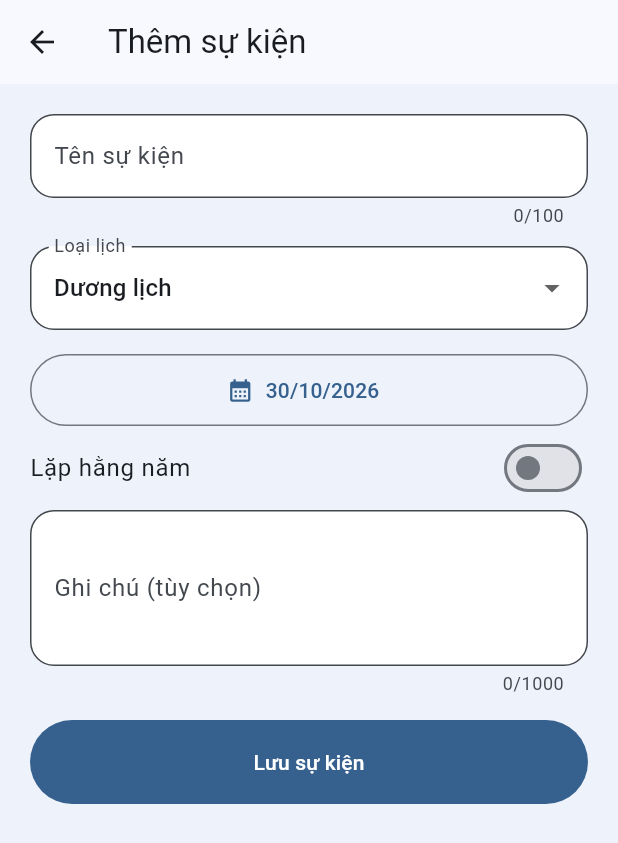
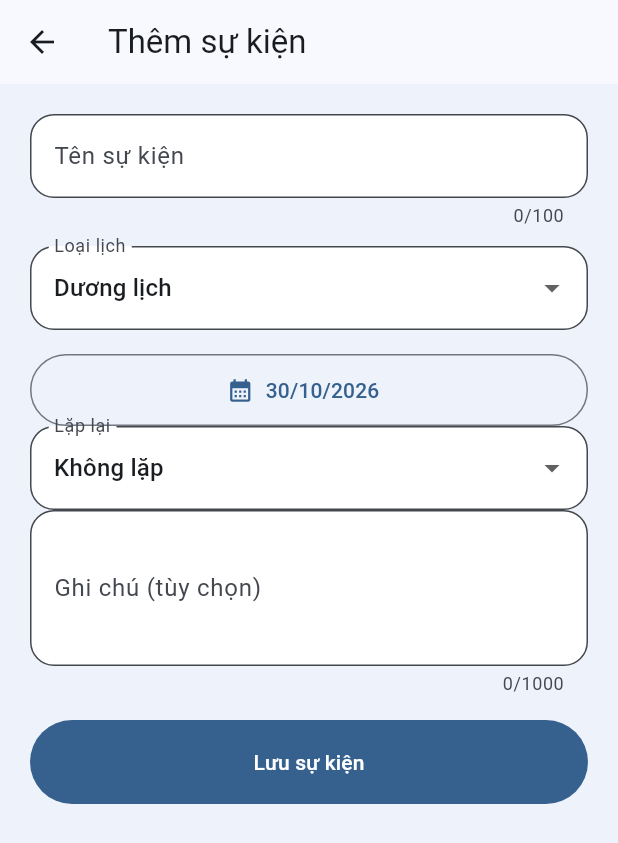
Before and after one commit to ThanhTaxiXanh/ThanhTaxiXanh_98G-001.07, a Flutter app: the EventsScreen screen opened directly, after a tap on "Thêm sự kiện", on a phone screen of 412 x 824 dp. Shown: the top 843 px of the screen. Run offline on Flutter 3.47's test engine with Material 3 defaults, Android fonts, the phone set to English and light mode, and no system bars; our stand-ins replace diacritic, flutter_riverpod, image_picker, pretty_qr_code, sqflite; accounts and stored records are empty.

Commit message:
feat: add event countdowns and default Vietnamese observances

```diff
--- a/lib/features/calendar/domain/calendar_event.dart
+++ b/lib/features/calendar/domain/calendar_event.dart
@@ -15,6 +15,7 @@ class CalendarEvent {
     this.calendar = EventCalendar.solar,
     this.leap = false,
     this.yearly = false,
+    this.monthly = false,
   });
 
   final String id;
@@ -26,6 +27,7 @@ class CalendarEvent {
   final EventCalendar calendar;
   final bool leap;
   final bool yearly;
+  final bool monthly;
 
   DateTime? _dateForYear(int eventYear, LunarCalendar lunar) {
     if (calendar == EventCalendar.lunar) {
@@ -44,6 +46,7 @@ class CalendarEvent {
         notes.length > 1000 ||
         year < 1900 ||
         year > 2099 ||
+        (monthly && (yearly || leap)) ||
         (calendar == EventCalendar.solar && leap) ||
         _dateForYear(year, lunar) == null) {
       throw ArgumentError('Invalid event or calendar date.');
@@ -54,6 +57,22 @@ class CalendarEvent {
   /// Feb 29 and lunar leap months recur only in years containing that date.
   DateTime? nextOnOrAfter(DateTime today, LunarCalendar lunar) {
     final start = DateTime.utc(today.year, today.month, today.day);
+    if (monthly) {
+      final first = _dateForYear(year, lunar);
+      if (first == null) return null;
+      var candidate = first.isAfter(start) ? first : start;
+      final end = candidate.add(const Duration(days: 366));
+      while (candidate.isBefore(end) && candidate.year <= 2099) {
+        final candidateDay = calendar == EventCalendar.solar
+            ? candidate.day
+            : lunar
+                  .solarToLunar(candidate.day, candidate.month, candidate.year)
+                  .day;
+        if (candidateDay == day) return candidate;
+        candidate = candidate.add(const Duration(days: 1));
+      }
+      return null;
+    }
     if (!yearly) {
       final date = _dateForYear(year, lunar);
       return date != null && !date.isBefore(start) ? date : null;
@@ -68,13 +87,48 @@ class CalendarEvent {
 
   String get dateLabel =>
       '${calendar == EventCalendar.lunar ? 'Âm lịch' : 'Dương lịch'} '
-      '$day/$month${leap ? ' nhuận' : ''}${yearly ? ' · Hằng năm' : '/$year'}';
+      '${monthly ? 'ngày $day · Hằng tháng' : '$day/$month${leap ? ' nhuận' : ''}${yearly ? ' · Hằng năm' : '/$year'}'}';
 }
 
 class EventOccurrence {
   const EventOccurrence(this.event, this.date);
   final CalendarEvent event;
   final DateTime date;
+
+  int daysUntil(DateTime today) => DateTime.utc(
+    date.year,
+    date.month,
+    date.day,
+  ).difference(DateTime.utc(today.year, today.month, today.day)).inDays;
+
+  String countdown(DateTime today) {
+    final days = daysUntil(today);
+    return days == 0
+        ? 'Hôm nay'
+        : days == 1
+        ? 'Còn 1 ngày'
+        : 'Còn $days ngày';
+  }
+
+  String get solarLabel =>
+      '${date.day.toString().padLeft(2, '0')}/'
+      '${date.month.toString().padLeft(2, '0')}/${date.year}';
+
+  String lunarLabel(LunarCalendar calendar) {
+    final lunar = calendar.solarToLunar(date.day, date.month, date.year);
+    return '${lunar.day}/${lunar.month}${lunar.leap ? ' nhuận' : ''} (Âm lịch)';
+  }
+
+  String title(LunarCalendar calendar) {
+    if (event.monthly &&
+        event.calendar == EventCalendar.lunar &&
+        ((event.id == 'default-lunar-first' && event.title == 'Ngày mùng 1') ||
+            (event.id == 'default-lunar-full' && event.title == 'Ngày rằm'))) {
+      final lunar = calendar.solarToLunar(date.day, date.month, date.year);
+      return '${event.title} tháng ${lunar.month}${lunar.leap ? ' nhuận' : ''}';
+    }
+    return event.title;
+  }
 }
 
 abstract interface class EventRepository {
--- /dev/null
+++ b/lib/features/calendar/presentation/event_countdown.dart
@@ -0,0 +1,39 @@
+import 'package:flutter/material.dart';
+
+import '../domain/calendar_event.dart';
+import '../domain/lunar_calendar.dart';
+
+class EventCountdown extends StatelessWidget {
+  const EventCountdown({
+    required this.occurrence,
+    required this.today,
+    required this.calendar,
+    super.key,
+  });
+
+  final EventOccurrence occurrence;
+  final DateTime today;
+  final LunarCalendar calendar;
+
+  @override
+  Widget build(BuildContext context) => Column(
+    crossAxisAlignment: CrossAxisAlignment.start,
+    children: [
+      Text(
+        occurrence.countdown(today),
+        style: TextStyle(
+          color: Theme.of(context).colorScheme.primary,
+          fontWeight: FontWeight.bold,
+        ),
+      ),
+      Wrap(
+        spacing: 12,
+        runSpacing: 4,
+        children: [
+          Text(occurrence.solarLabel),
+          Text(occurrence.lunarLabel(calendar)),
+        ],
+      ),
+    ],
+  );
+}
--- a/lib/features/calendar/presentation/event_editor_screen.dart
+++ b/lib/features/calendar/presentation/event_editor_screen.dart
@@ -24,6 +24,7 @@ class _EventEditorScreenState extends ConsumerState<EventEditorScreen> {
   late EventCalendar _calendar;
   bool _leap = false;
   bool _yearly = false;
+  bool _monthly = false;
   bool _saving = false;
   String? _error;
 
@@ -40,6 +41,7 @@ class _EventEditorScreenState extends ConsumerState<EventEditorScreen> {
     _calendar = event?.calendar ?? EventCalendar.solar;
     _leap = event?.leap ?? false;
     _yearly = event?.yearly ?? false;
+    _monthly = event?.monthly ?? false;
   }
 
   @override
@@ -117,6 +119,7 @@ class _EventEditorScreenState extends ConsumerState<EventEditorScreen> {
       calendar: _calendar,
       leap: _leap,
       yearly: _yearly,
+      monthly: _monthly,
     );
     try {
       event.validate(ref.read(lunarCalendarProvider));
@@ -260,7 +263,7 @@ class _EventEditorScreenState extends ConsumerState<EventEditorScreen> {
                         title: const Text('Tháng nhuận'),
                         contentPadding: EdgeInsets.zero,
                         value: _leap,
-                        onChanged: _saving
+                        onChanged: _saving || _monthly
                             ? null
                             : (v) => setState(() => _leap = v!),
                       ),
@@ -270,15 +273,44 @@ class _EventEditorScreenState extends ConsumerState<EventEditorScreen> {
                             : 'Dương lịch: ${date.day}/${date.month}/${date.year}',
                       ),
                     ],
-                    SwitchListTile(
-                      key: const Key('event-yearly'),
-                      contentPadding: EdgeInsets.zero,
-                      title: const Text('Lặp hằng năm'),
-                      value: _yearly,
+                    DropdownButtonFormField<String>(
+                      key: const Key('event-repeat'),
+                      initialValue: _monthly
+                          ? 'monthly'
+                          : _yearly
+                          ? 'yearly'
+                          : 'none',
+                      decoration: const InputDecoration(labelText: 'Lặp lại'),
+                      items: const [
+                        DropdownMenuItem(
+                          value: 'none',
+                          child: Text('Không lặp'),
+                        ),
+                        DropdownMenuItem(
+                          value: 'monthly',
+                          child: Text('Hằng tháng'),
+                        ),
+                        DropdownMenuItem(
+                          value: 'yearly',
+                          child: Text('Hằng năm'),
+                        ),
+                      ],
                       onChanged: _saving
                           ? null
-                          : (v) => setState(() => _yearly = v),
+                          : (value) => setState(() {
+                              _monthly = value == 'monthly';
+                              _yearly = value == 'yearly';
+                              if (_monthly) _leap = false;
+                            }),
                     ),
+                    if (_monthly)
+                      const Padding(
+                        padding: EdgeInsets.symmetric(vertical: 12),
+                        child: Text(
+                          'Lặp theo ngày đã chọn trong mỗi tháng, kể cả tháng âm nhuận. '
+                          'Tháng không có ngày đó được bỏ qua.',
+                        ),
+                      ),
                     if (_yearly)
                       const Padding(
                         padding: EdgeInsets.only(bottom: 16),
--- a/lib/features/calendar/presentation/events_screen.dart
+++ b/lib/features/calendar/presentation/events_screen.dart
@@ -4,6 +4,7 @@ import 'package:flutter_riverpod/flutter_riverpod.dart';
 import '../domain/calendar_event.dart';
 import 'calendar_providers.dart';
 import 'event_editor_screen.dart';
+import 'event_countdown.dart';
 import 'event_providers.dart';
 
 class EventsScreen extends ConsumerWidget {
@@ -97,14 +98,31 @@ class EventsScreen extends ConsumerWidget {
               itemBuilder: (context, i) {
                 final event = sorted[i];
                 final next = event.nextOnOrAfter(today, lunar);
+                final occurrence = next == null
+                    ? null
+                    : EventOccurrence(event, next);
                 return Card(
                   child: ListTile(
                     contentPadding: const EdgeInsets.all(16),
-                    title: Text(event.title),
-                    subtitle: Text(
-                      '${event.dateLabel}\n'
-                      '${next == null ? (event.yearly ? "Không còn lần lặp trong khoảng lịch hỗ trợ" : "Đã qua") : "Lần tới: ${next.day}/${next.month}/${next.year}"}'
-                      '${event.notes.isEmpty ? "" : "\n${event.notes}"}',
+                    title: Text(occurrence?.title(lunar) ?? event.title),
+                    subtitle: Column(
+                      crossAxisAlignment: CrossAxisAlignment.start,
+                      children: [
+                        Text(event.dateLabel),
+                        if (occurrence != null)
+                          EventCountdown(
+                            occurrence: occurrence,
+                            today: today,
+                            calendar: lunar,
+                          )
+                        else
+                          Text(
+                            event.yearly || event.monthly
+                                ? 'Không còn lần lặp trong khoảng lịch hỗ trợ'
+                                : 'Đã qua',
+                          ),
+                        if (event.notes.isNotEmpty) Text(event.notes),
+                      ],
                     ),
                     isThreeLine: true,
                     onTap: () => Navigator.of(context).push(
```
Also changed, not shown: lib/core/storage/app_database.dart (+10 -2 lines), lib/features/calendar/data/sqlite_event_repository.dart (+42 -13 lines), lib/features/calendar/domain/default_events.dart (added, +166 -0 lines), lib/features/calendar/presentation/upcoming_events_card.dart (+8 -4 lines), 3 other files.
